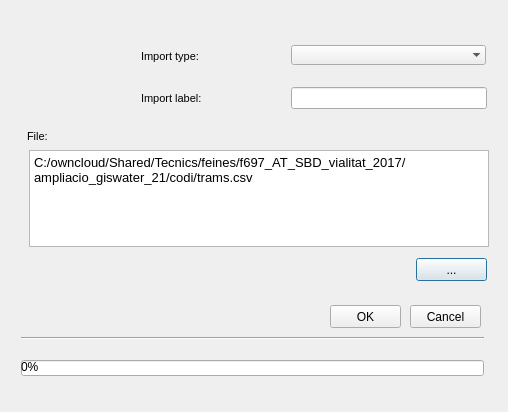
Above: ui/csv2pg.ui from Giswater/giswater_qgis_plugin before the change. Below: the same form after it.
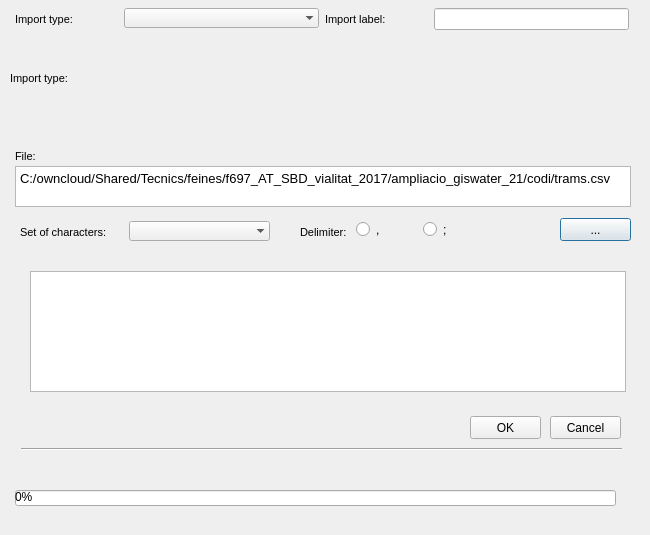
That is the form after the change.

Diff of the .ui file:
```diff
--- a/ui/csv2pg.ui
+++ b/ui/csv2pg.ui
@@ -6,8 +6,8 @@
    <rect>
     <x>0</x>
     <y>0</y>
-    <width>508</width>
-    <height>412</height>
+    <width>650</width>
+    <height>535</height>
    </rect>
   </property>
   <property name="windowTitle">
@@ -30,10 +30,10 @@
   <widget class="QTextEdit" name="txt_file_csv">
    <property name="geometry">
     <rect>
-     <x>29</x>
-     <y>150</y>
-     <width>460</width>
-     <height>97</height>
+     <x>15</x>
+     <y>166</y>
+     <width>616</width>
+     <height>41</height>
     </rect>
    </property>
    <property name="html">
@@ -47,8 +47,8 @@
   <widget class="QPushButton" name="btn_file_csv">
    <property name="geometry">
     <rect>
-     <x>416</x>
-     <y>258</y>
+     <x>560</x>
+     <y>218</y>
      <width>71</width>
      <height>23</height>
     </rect>
@@ -60,8 +60,8 @@
   <widget class="QLabel" name="label_checkfreq_2">
    <property name="geometry">
     <rect>
-     <x>27</x>
-     <y>125</y>
+     <x>15</x>
+     <y>145</y>
      <width>111</width>
      <height>22</height>
     </rect>
@@ -97,8 +97,8 @@
   <widget class="QPushButton" name="btn_accept">
    <property name="geometry">
     <rect>
-     <x>330</x>
-     <y>305</y>
+     <x>470</x>
+     <y>416</y>
      <width>71</width>
      <height>23</height>
     </rect>
@@ -110,8 +110,8 @@
   <widget class="QPushButton" name="btn_cancel">
    <property name="geometry">
     <rect>
-     <x>410</x>
-     <y>305</y>
+     <x>550</x>
+     <y>416</y>
      <width>71</width>
      <height>23</height>
     </rect>
@@ -123,9 +123,9 @@
   <widget class="QProgressBar" name="progressBar">
    <property name="geometry">
     <rect>
-     <x>21</x>
-     <y>360</y>
-     <width>463</width>
+     <x>15</x>
+     <y>490</y>
+     <width>601</width>
      <height>16</height>
     </rect>
    </property>
@@ -140,8 +140,8 @@
    <property name="geometry">
     <rect>
      <x>21</x>
-     <y>330</y>
-     <width>463</width>
+     <y>441</y>
+     <width>601</width>
      <height>16</height>
     </rect>
    </property>
@@ -152,9 +152,9 @@
   <widget class="QLabel" name="label_units_2">
    <property name="geometry">
     <rect>
-     <x>141</x>
-     <y>45</y>
-     <width>127</width>
+     <x>15</x>
+     <y>8</y>
+     <width>101</width>
      <height>22</height>
     </rect>
    </property>
@@ -189,8 +189,8 @@
   <widget class="QComboBox" name="cmb_import_type">
    <property name="geometry">
     <rect>
-     <x>291</x>
-     <y>45</y>
+     <x>124</x>
+     <y>8</y>
      <width>195</width>
      <height>20</height>
     </rect>
@@ -208,9 +208,9 @@
   <widget class="QLineEdit" name="txt_import">
    <property name="geometry">
     <rect>
-     <x>291</x>
-     <y>87</y>
-     <width>196</width>
+     <x>434</x>
+     <y>8</y>
+     <width>195</width>
      <height>22</height>
     </rect>
    </property>
@@ -218,9 +218,9 @@
   <widget class="QLabel" name="label_units_3">
    <property name="geometry">
     <rect>
-     <x>141</x>
-     <y>87</y>
-     <width>127</width>
+     <x>325</x>
+     <y>8</y>
+     <width>96</width>
      <height>22</height>
     </rect>
    </property>
@@ -252,6 +252,172 @@
     <number>3</number>
    </property>
   </widget>
+  <widget class="QRadioButton" name="rb_comma">
+   <property name="geometry">
+    <rect>
+     <x>356</x>
+     <y>221</y>
+     <width>51</width>
+     <height>17</height>
+    </rect>
+   </property>
+   <property name="text">
+    <string>,</string>
+   </property>
+  </widget>
+  <widget class="QLabel" name="label_units_4">
+   <property name="geometry">
+    <rect>
+     <x>20</x>
+     <y>221</y>
+     <width>101</width>
+     <height>22</height>
+    </rect>
+   </property>
+   <property name="font">
+    <font>
+     <pointsize>8</pointsize>
+     <italic>false</italic>
+    </font>
+   </property>
+   <property name="frameShape">
+    <enum>QFrame::NoFrame</enum>
+   </property>
+   <property name="frameShadow">
+    <enum>QFrame::Plain</enum>
+   </property>
+   <property name="text">
+    <string>Set of characters:</string>
+   </property>
+   <property name="textFormat">
+    <enum>Qt::AutoText</enum>
+   </property>
+   <property name="scaledContents">
+    <bool>false</bool>
+   </property>
+   <property name="alignment">
+    <set>Qt::AlignLeading|Qt::AlignLeft|Qt::AlignVCenter</set>
+   </property>
+   <property name="margin">
+    <number>3</number>
+   </property>
+  </widget>
+  <widget class="QComboBox" name="cmb_delimiter">
+   <property name="geometry">
+    <rect>
+     <x>129</x>
+     <y>221</y>
+     <width>141</width>
+     <height>20</height>
+    </rect>
+   </property>
+   <property name="autoFillBackground">
+    <bool>true</bool>
+   </property>
+   <property name="maxVisibleItems">
+    <number>8</number>
+   </property>
+   <property name="frame">
+    <bool>false</bool>
+   </property>
+  </widget>
+  <widget class="QRadioButton" name="rb_semicolon">
+   <property name="geometry">
+    <rect>
+     <x>423</x>
+     <y>221</y>
+     <width>56</width>
+     <height>17</height>
+    </rect>
+   </property>
+   <property name="text">
+    <string>;</string>
+   </property>
+  </widget>
+  <widget class="QLabel" name="label_units_5">
+   <property name="geometry">
+    <rect>
+     <x>300</x>
+     <y>221</y>
+     <width>66</width>
+     <height>22</height>
+    </rect>
+   </property>
+   <property name="font">
+    <font>
+     <pointsize>8</pointsize>
+     <italic>false</italic>
+    </font>
+   </property>
+   <property name="frameShape">
+    <enum>QFrame::NoFrame</enum>
+   </property>
+   <property name="frameShadow">
+    <enum>QFrame::Plain</enum>
+   </property>
+   <property name="text">
+    <string>Delimiter:</string>
+   </property>
+   <property name="textFormat">
+    <enum>Qt::AutoText</enum>
+   </property>
+   <property name="scaledContents">
+    <bool>false</bool>
+   </property>
+   <property name="alignment">
+    <set>Qt::AlignLeading|Qt::AlignLeft|Qt::AlignVCenter</set>
+   </property>
+   <property name="margin">
+    <number>3</number>
+   </property>
+  </widget>
+  <widget class="QTableView" name="tbl_csv">
+   <property name="geometry">
+    <rect>
+     <x>30</x>
+     <y>271</y>
+     <width>596</width>
+     <height>121</height>
+    </rect>
+   </property>
+  </widget>
+  <widget class="QLabel" name="lbl_info">
+   <property name="geometry">
+    <rect>
+     <x>10</x>
+     <y>50</y>
+     <width>616</width>
+     <height>56</height>
+    </rect>
+   </property>
+   <property name="font">
+    <font>
+     <pointsize>8</pointsize>
+     <italic>false</italic>
+    </font>
+   </property>
+   <property name="frameShape">
+    <enum>QFrame::NoFrame</enum>
+   </property>
+   <property name="frameShadow">
+    <enum>QFrame::Plain</enum>
+   </property>
+   <property name="text">
+    <string>Import type:</string>
+   </property>
+   <property name="textFormat">
+    <enum>Qt::AutoText</enum>
+   </property>
+   <property name="scaledContents">
+    <bool>false</bool>
+   </property>
+   <property name="alignment">
+    <set>Qt::AlignLeading|Qt::AlignLeft|Qt::AlignVCenter</set>
+   </property>
+   <property name="margin">
+    <number>3</number>
+   </property>
+  </widget>
  </widget>
  <resources/>
  <connections/>
```
